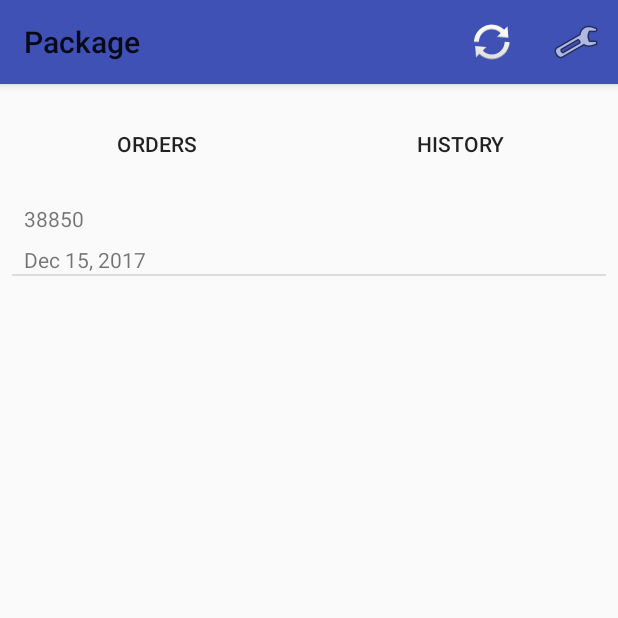
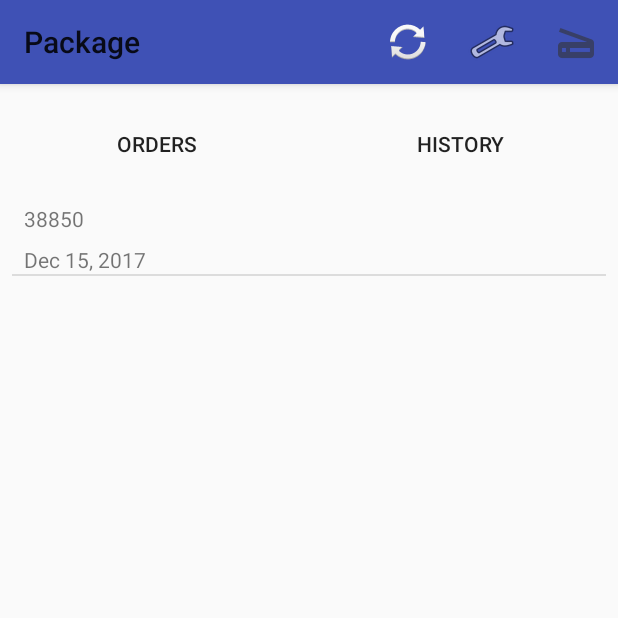
Before and after one commit to Glutch/package, an Android app: the screen it shows after launch (viewOrders), after a tap on "Amount of orders to generate", on a phone screen of 412 x 824 dp, the top half of it. Run offline under Robolectric (Android 15) with nearby library versions, the phone set to English and light mode, and no system bars.

Commit message:
Button in toolbar for scanner.

```diff
--- a/app/src/main/res/menu/toolbar.xml
+++ b/app/src/main/res/menu/toolbar.xml
@@ -12,4 +12,9 @@
         android:icon="@android:drawable/ic_menu_preferences"
         android:title="@string/settings"
         app:showAsAction="ifRoom" />
+    <item
+        android:id="@+id/barCodeScanner"
+        android:icon="@drawable/ic_action_name"
+        android:title="@string/barcodescanner"
+        app:showAsAction="ifRoom" />
 </menu>
--- a/app/src/main/res/values/strings.xml
+++ b/app/src/main/res/values/strings.xml
@@ -10,4 +10,5 @@
     <string name="delivered">delivered</string>
     <string name="order">Order</string>
     <string name="YOUR_API_KEY">AIzaSyBk06K6vhmV5Ybf-AzBIM3kO4BfeuHPfRM</string>
+    <string name="barcodescanner" />
 </resources>
```
Also changed, not shown: app/src/main/java/com/apackage/app/apackage/BarCodeScanner.java (+31 -8 lines), app/src/main/java/com/apackage/app/apackage/viewOrders.java (+5 -5 lines), app/src/main/res/drawable-hdpi/ic_action_name.png (added), app/src/main/res/drawable-mdpi/ic_action_name.png (added), app/src/main/res/drawable-xhdpi/ic_action_name.png (added), app/src/main/res/drawable-xxhdpi/ic_action_name.png (added).
